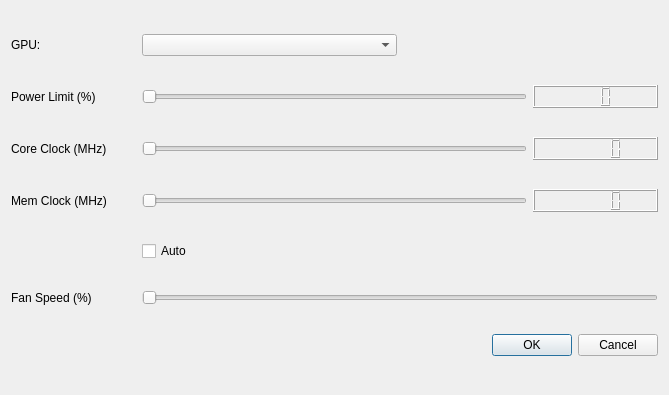
Before: the Qt Designer form nvocdialog.ui in orkblutt/MinerLamp, drawn with Qt 5.
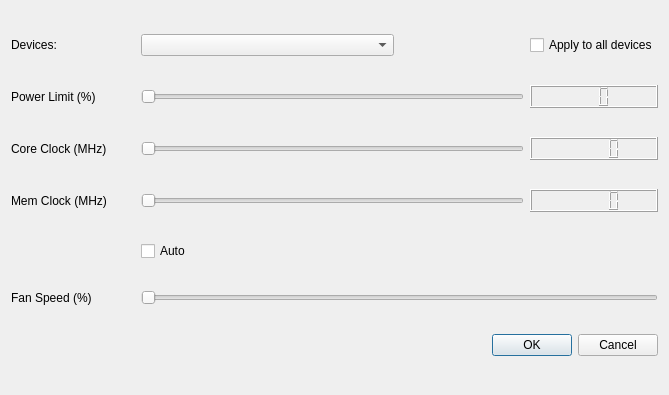
After: the same form once the commit is applied.

```diff
--- a/nvocdialog.ui
+++ b/nvocdialog.ui
@@ -41,7 +41,7 @@
    <item row="0" column="0">
     <widget class="QLabel" name="label_5">
      <property name="text">
-      <string>GPU:</string>
+      <string>Devices:</string>
      </property>
     </widget>
    </item>
@@ -119,6 +119,13 @@
      </property>
     </widget>
    </item>
+   <item row="0" column="4">
+    <widget class="QCheckBox" name="checkBox_2">
+     <property name="text">
+      <string>Apply to all devices</string>
+     </property>
+    </widget>
+   </item>
   </layout>
  </widget>
  <resources/>
```
Left out of the diff: 2 changed lines with no effect on the pictures.
